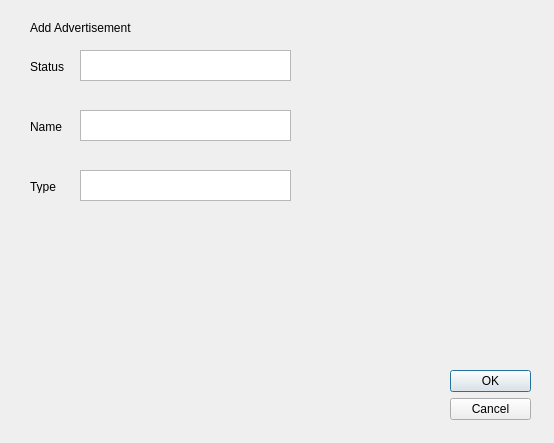
The window that UI/AddAdvertisementDialog.ui (jordynmarlow/SoftwareEngineering) describes before a commit, drawn with Qt 5.
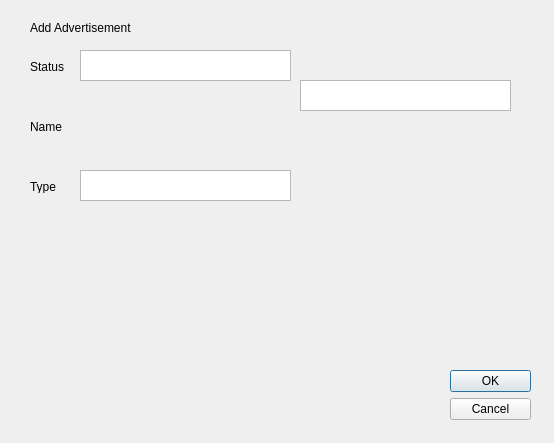
The same window after the commit.

Commit message: sos help me

What changed in the file:
```diff
--- a/UI/AddAdvertisementDialog.ui
+++ b/UI/AddAdvertisementDialog.ui
@@ -94,8 +94,8 @@
   <widget class="QTextEdit" name="textEdit_5">
    <property name="geometry">
     <rect>
-     <x>80</x>
-     <y>110</y>
+     <x>300</x>
+     <y>80</y>
      <width>211</width>
      <height>31</height>
     </rect>
```
